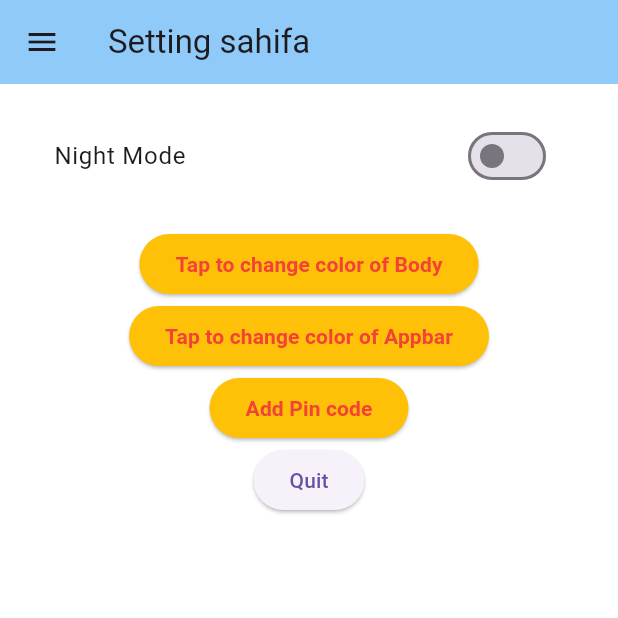
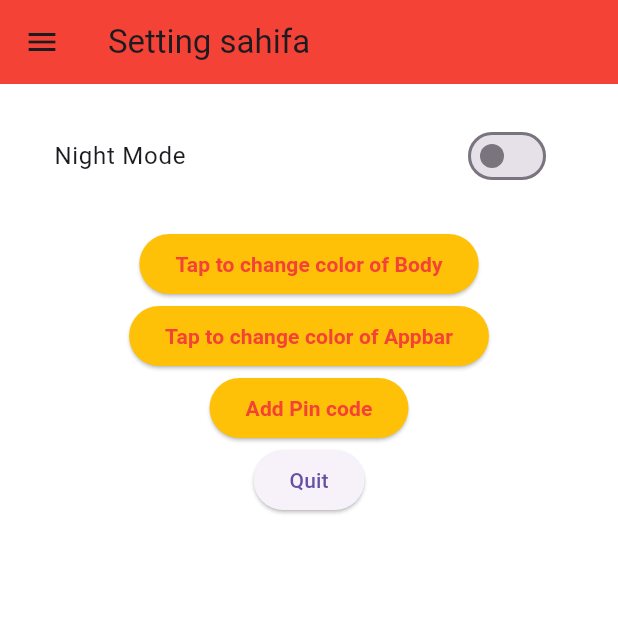
Before and after one commit to Jamshidmirzo/lesson43, a Flutter app: the screen it shows after launch, in the side drawer, after a tap on "Todo App", on a phone screen of 412 x 824 dp, the top half of it. Run offline on Flutter 3.47's test engine with Material 3 defaults, Android fonts, the phone set to English and light mode, and no system bars; our stand-ins replace flutter_colorpicker, shared_preferences; statements that could not run were skipped.

```diff
--- a/lib/utils/app_constans.dart
+++ b/lib/utils/app_constans.dart
@@ -1,4 +1,5 @@
 import 'package:flutter/material.dart';
+import 'package:shared_preferences/shared_preferences.dart';
 
 class AppConstans {
   static ThemeMode themeMode = ThemeMode.light;
@@ -8,4 +9,14 @@ class AppConstans {
   static String pincode2 = '';
   static String pincode3 = '';
   static String pincode4 = '';
+
+  // void sharedpreferencesstart() async {
+  //   final sharedpref = SharedPreferences.getInstance();
+  // }
+
+  static addappbarcolor(Color color) async {
+    final sharedpref = await SharedPreferences.getInstance();
+    String change = color.toString();
+    sharedpref.setString('appbar', change);
+  }
 }
--- a/lib/views/screens/quitpage.dart
+++ b/lib/views/screens/quitpage.dart
@@ -2,6 +2,7 @@ import 'dart:io';
 
 import 'package:flutter/material.dart';
 
+// ignore: must_be_immutable
 class Quitpage extends StatelessWidget {
   String pincode1;
   String pincode2;
--- a/lib/views/screens/settings_screens.dart
+++ b/lib/views/screens/settings_screens.dart
@@ -12,12 +12,10 @@ class SettingsScreens extends StatefulWidget {
       required this.onAppbarchanged,
       required this.onbodychangecolor});
 
-
   final ValueChanged<Color> onbodychangecolor;
   final ValueChanged<Color> onAppbarchanged;
 
   @override
-
   _SettingsScreensState createState() => _SettingsScreensState();
 }
 
@@ -30,7 +28,7 @@ class _SettingsScreensState extends State<SettingsScreens> {
   void initState() {
     super.initState();
 
-    appBarColor = AppConstans.appbarcolor;
+    appBarColor = AppConstans.addappbarcolor(Colors.red);
     bodycolor = AppConstans.bodycolor;
   }
 
@@ -103,7 +101,6 @@ class _SettingsScreensState extends State<SettingsScreens> {
       ),
       drawer: CustomDrawer(
           onbodychangecolor: widget.onbodychangecolor,
-
           onAppbarchanged: widget.onAppbarchanged),
       body: Padding(
         padding: const EdgeInsets.all(20),
--- a/lib/views/widgets/todoswidget.dart
+++ b/lib/views/widgets/todoswidget.dart
@@ -1,5 +1,6 @@
 import 'package:flutter/material.dart';
 
+// ignore: must_be_immutable
 class Todoswidget extends StatelessWidget {
   Todoswidget({super.key});
   String title = '';
--- a/pubspec.yaml
+++ b/pubspec.yaml
@@ -37,6 +37,7 @@ dependencies:
   flutter_localization: ^0.2.0
   flutter_color_utils: ^0.0.1
   flutter_colorpicker: ^1.1.0
+  shared_preferences: ^2.2.3
 
 dev_dependencies:
   flutter_test:
```
Also changed, not shown: pubspec.lock.
